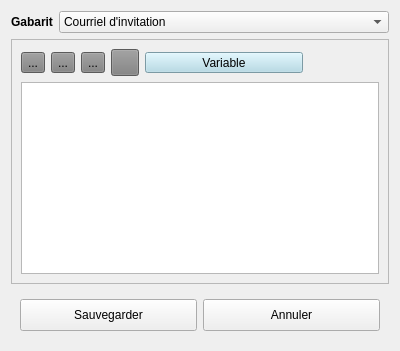
The window that client/src/services/EmailService/EmailServiceConfigWidget.ui (introlab/openteraplus) describes before a commit, drawn with Qt 5.
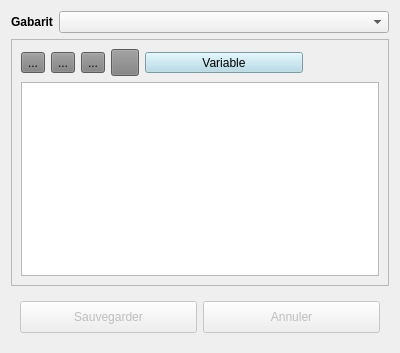
The same window after the commit. Icons and pictures are not drawn.

Commit message: Refs #98. Email template editor work in progress.

```diff
--- a/client/src/services/EmailService/EmailServiceConfigWidget.ui
+++ b/client/src/services/EmailService/EmailServiceConfigWidget.ui
@@ -7,7 +7,7 @@
     <x>0</x>
     <y>0</y>
     <width>400</width>
-    <height>300</height>
+    <height>353</height>
    </rect>
   </property>
   <property name="windowTitle">
@@ -45,13 +45,7 @@
       </widget>
      </item>
      <item>
-      <widget class="QComboBox" name="cmbTemplate">
-       <item>
-        <property name="text">
-         <string>Courriel d'invitation</string>
-        </property>
-       </item>
-      </widget>
+      <widget class="QComboBox" name="cmbTemplate"/>
      </item>
     </layout>
    </item>
@@ -208,6 +202,9 @@
    </item>
    <item>
     <widget class="QFrame" name="frameSave">
+     <property name="enabled">
+      <bool>false</bool>
+     </property>
      <layout class="QHBoxLayout" name="horizontalLayout_3">
       <item>
        <widget class="QPushButton" name="btnSave">
```
The commit also changes 13 other files.
